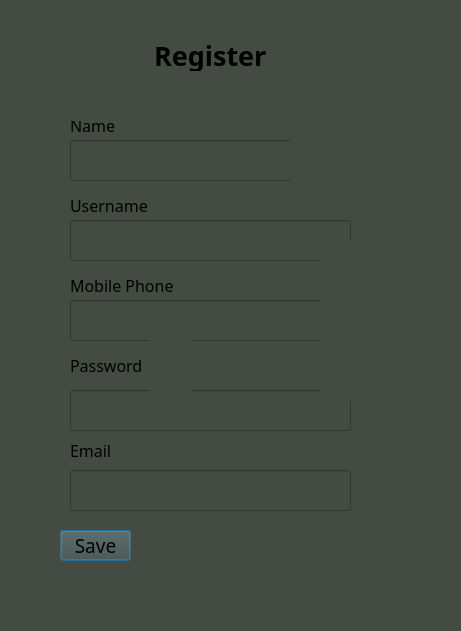
Old version of the form registeration.ui in the repository afsharz/Zombie-vs-Plant.
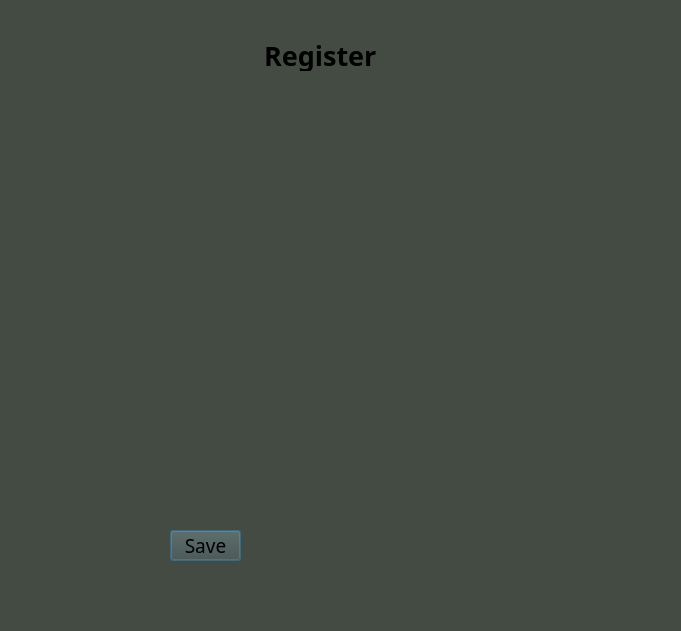
New version of the form. Icons and pictures are not drawn.

The edit to the form file:
```diff
--- a/registeration.ui
+++ b/registeration.ui
@@ -6,7 +6,7 @@
    <rect>
     <x>0</x>
     <y>0</y>
-    <width>461</width>
+    <width>681</width>
     <height>631</height>
    </rect>
   </property>
@@ -19,7 +19,7 @@
   <widget class="QLabel" name="label">
    <property name="geometry">
     <rect>
-     <x>10</x>
+     <x>120</x>
      <y>20</y>
      <width>441</width>
      <height>591</height>
@@ -38,62 +38,13 @@
     <string/>
    </property>
   </widget>
-  <widget class="QLabel" name="label_3">
-   <property name="enabled">
-    <bool>true</bool>
-   </property>
-   <property name="geometry">
-    <rect>
-     <x>70</x>
-     <y>190</y>
-     <width>161</width>
-     <height>31</height>
-    </rect>
-   </property>
-   <property name="font">
-    <font>
-     <family>Source Code Pro Medium</family>
-     <pointsize>12</pointsize>
-    </font>
-   </property>
-   <property name="frameShape">
-    <enum>QFrame::NoFrame</enum>
-   </property>
-   <property name="frameShadow">
-    <enum>QFrame::Plain</enum>
-   </property>
-   <property name="lineWidth">
-    <number>1</number>
-   </property>
-   <property name="midLineWidth">
-    <number>0</number>
-   </property>
-   <property name="text">
-    <string>Username</string>
-   </property>
-   <property name="textFormat">
-    <enum>Qt::PlainText</enum>
-   </property>
-   <property name="scaledContents">
-    <bool>false</bool>
-   </property>
-   <property name="wordWrap">
-    <bool>false</bool>
-   </property>
-   <property name="indent">
-    <number>-1</number>
-   </property>
-   <property name="openExternalLinks">
-    <bool>false</bool>
-   </property>
-  </widget>
   <widget class="QLabel" name="label_2">
    <property name="enabled">
     <bool>true</bool>
    </property>
    <property name="geometry">
     <rect>
-     <x>140</x>
+     <x>250</x>
      <y>40</y>
      <width>161</width>
      <height>31</height>
@@ -137,64 +88,20 @@
     <bool>false</bool>
    </property>
   </widget>
-  <widget class="QLabel" name="label_4">
-   <property name="enabled">
-    <bool>true</bool>
-   </property>
-   <property name="geometry">
-    <rect>
-     <x>70</x>
-     <y>110</y>
-     <width>161</width>
-     <height>31</height>
-    </rect>
-   </property>
-   <property name="font">
-    <font>
-     <family>Source Code Pro Medium</family>
-     <pointsize>12</pointsize>
-    </font>
-   </property>
-   <property name="frameShape">
-    <enum>QFrame::NoFrame</enum>
-   </property>
-   <property name="frameShadow">
-    <enum>QFrame::Plain</enum>
-   </property>
-   <property name="lineWidth">
-    <number>1</number>
-   </property>
-   <property name="midLineWidth">
-    <number>0</number>
-   </property>
-   <property name="text">
-    <string>Name</string>
-   </property>
-   <property name="textFormat">
-    <enum>Qt::PlainText</enum>
-   </property>
-   <property name="scaledContents">
-    <bool>false</bool>
-   </property>
-   <property name="wordWrap">
-    <bool>false</bool>
-   </property>
-   <property name="indent">
-    <number>-1</number>
-   </property>
-   <property name="openExternalLinks">
-    <bool>false</bool>
-   </property>
-  </widget>
   <widget class="QLineEdit" name="lineEdit">
    <property name="geometry">
     <rect>
-     <x>70</x>
-     <y>140</y>
+     <x>180</x>
+     <y>160</y>
      <width>281</width>
      <height>41</height>
     </rect>
    </property>
+   <property name="font">
+    <font>
+     <pointsize>11</pointsize>
+    </font>
+   </property>
    <property name="cursor">
     <cursorShape>IBeamCursor</cursorShape>
    </property>
@@ -208,204 +115,81 @@
     <string notr="true"/>
    </property>
    <property name="frame">
-    <bool>true</bool>
+    <bool>false</bool>
    </property>
   </widget>
   <widget class="QLineEdit" name="lineEdit_3">
    <property name="geometry">
     <rect>
-     <x>70</x>
-     <y>220</y>
+     <x>180</x>
+     <y>230</y>
      <width>281</width>
      <height>41</height>
     </rect>
    </property>
-  </widget>
-  <widget class="QLabel" name="label_5">
-   <property name="enabled">
-    <bool>true</bool>
-   </property>
-   <property name="geometry">
-    <rect>
-     <x>70</x>
-     <y>270</y>
-     <width>161</width>
-     <height>31</height>
-    </rect>
-   </property>
    <property name="font">
     <font>
-     <family>Source Code Pro Medium</family>
-     <pointsize>12</pointsize>
+     <pointsize>11</pointsize>
     </font>
    </property>
-   <property name="frameShape">
-    <enum>QFrame::NoFrame</enum>
-   </property>
-   <property name="frameShadow">
-    <enum>QFrame::Plain</enum>
-   </property>
-   <property name="lineWidth">
-    <number>1</number>
-   </property>
-   <property name="midLineWidth">
-    <number>0</number>
-   </property>
-   <property name="text">
-    <string>Mobile Phone</string>
-   </property>
-   <property name="textFormat">
-    <enum>Qt::PlainText</enum>
-   </property>
-   <property name="scaledContents">
-    <bool>false</bool>
-   </property>
-   <property name="wordWrap">
-    <bool>false</bool>
-   </property>
-   <property name="indent">
-    <number>-1</number>
-   </property>
-   <property name="openExternalLinks">
+   <property name="frame">
     <bool>false</bool>
    </property>
   </widget>
   <widget class="QLineEdit" name="lineEdit_4">
    <property name="geometry">
     <rect>
-     <x>70</x>
+     <x>180</x>
      <y>300</y>
      <width>281</width>
      <height>41</height>
     </rect>
    </property>
+   <property name="font">
+    <font>
+     <pointsize>11</pointsize>
+    </font>
+   </property>
    <property name="styleSheet">
     <string notr="true"/>
    </property>
+   <property name="frame">
+    <bool>false</bool>
+   </property>
   </widget>
   <widget class="QLineEdit" name="lineEdit_5">
    <property name="geometry">
     <rect>
-     <x>70</x>
+     <x>180</x>
      <y>390</y>
      <width>281</width>
      <height>41</height>
     </rect>
    </property>
+   <property name="font">
+    <font>
+     <pointsize>11</pointsize>
+    </font>
+   </property>
+   <property name="frame">
+    <bool>false</bool>
+   </property>
    <property name="echoMode">
     <enum>QLineEdit::Password</enum>
    </property>
   </widget>
-  <widget class="QLabel" name="label_6">
-   <property name="enabled">
-    <bool>true</bool>
-   </property>
-   <property name="geometry">
-    <rect>
-     <x>70</x>
-     <y>350</y>
-     <width>161</width>
-     <height>31</height>
-    </rect>
-   </property>
-   <property name="font">
-    <font>
-     <family>Source Code Pro Medium</family>
-     <pointsize>12</pointsize>
-    </font>
-   </property>
-   <property name="frameShape">
-    <enum>QFrame::NoFrame</enum>
-   </property>
-   <property name="frameShadow">
-    <enum>QFrame::Plain</enum>
-   </property>
-   <property name="lineWidth">
-    <number>1</number>
-   </property>
-   <property name="midLineWidth">
-    <number>0</number>
-   </property>
-   <property name="text">
-    <string>Password</string>
-   </property>
-   <property name="textFormat">
-    <enum>Qt::PlainText</enum>
-   </property>
-   <property name="scaledContents">
-    <bool>false</bool>
-   </property>
-   <property name="wordWrap">
-    <bool>false</bool>
-   </property>
-   <property name="indent">
-    <number>-1</number>
-   </property>
-   <property name="openExternalLinks">
-    <bool>false</bool>
-   </property>
-  </widget>
-  <widget class="QLabel" name="label_7">
-   <property name="enabled">
-    <bool>true</bool>
-   </property>
-   <property name="geometry">
-    <rect>
-     <x>70</x>
-     <y>440</y>
-     <width>161</width>
-     <height>21</height>
-    </rect>
-   </property>
-   <property name="font">
-    <font>
-     <family>Source Code Pro Medium</family>
-     <pointsize>12</pointsize>
-    </font>
-   </property>
-   <property name="frameShape">
-    <enum>QFrame::NoFrame</enum>
-   </property>
-   <property name="frameShadow">
-    <enum>QFrame::Plain</enum>
-   </property>
-   <property name="lineWidth">
-    <number>1</number>
-   </property>
-   <property name="midLineWidth">
-    <number>0</number>
-   </property>
-   <property name="text">
-    <string>Email</string>
-   </property>
-   <property name="textFormat">
-    <enum>Qt::PlainText</enum>
-   </property>
-   <property name="scaledContents">
-    <bool>false</bool>
-   </property>
-   <property name="wordWrap">
-    <bool>false</bool>
-   </property>
-   <property name="indent">
-    <number>-1</number>
-   </property>
-   <property name="openExternalLinks">
-    <bool>false</bool>
-   </property>
-  </widget>
   <widget class="QLabel" name="label_8">
    <property name="geometry">
     <rect>
-     <x>70</x>
-     <y>90</y>
+     <x>170</x>
+     <y>120</y>
      <width>281</width>
      <height>31</height>
     </rect>
    </property>
    <property name="font">
     <font>
-     <pointsize>10</pointsize>
+     <pointsize>11</pointsize>
     </font>
    </property>
    <property name="text">
@@ -415,7 +199,7 @@
   <widget class="QLabel" name="label_9">
    <property name="geometry">
     <rect>
-     <x>240</x>
+     <x>350</x>
      <y>520</y>
      <width>91</width>
      <height>91</height>
@@ -431,7 +215,7 @@
   <widget class="QLabel" name="label_11">
    <property name="geometry">
     <rect>
-     <x>290</x>
+     <x>400</x>
      <y>30</y>
      <width>161</width>
      <height>171</height>
@@ -447,7 +231,7 @@
   <widget class="QLabel" name="label_10">
    <property name="geometry">
     <rect>
-     <x>90</x>
+     <x>200</x>
      <y>10</y>
      <width>51</width>
      <height>91</height>
@@ -463,7 +247,7 @@
   <widget class="QLabel" name="label_13">
    <property name="geometry">
     <rect>
-     <x>150</x>
+     <x>260</x>
      <y>340</y>
      <width>41</width>
      <height>61</height>
@@ -479,7 +263,7 @@
   <widget class="QLabel" name="label_12">
    <property name="geometry">
     <rect>
-     <x>330</x>
+     <x>440</x>
      <y>440</y>
      <width>121</width>
      <height>161</height>
@@ -495,7 +279,7 @@
   <widget class="QLabel" name="label_15">
    <property name="geometry">
     <rect>
-     <x>40</x>
+     <x>150</x>
      <y>40</y>
      <width>51</width>
      <height>61</height>
@@ -511,12 +295,20 @@
   <widget class="QLineEdit" name="lineEdit_6">
    <property name="geometry">
     <rect>
-     <x>70</x>
-     <y>470</y>
+     <x>180</x>
+     <y>460</y>
      <width>281</width>
      <height>41</height>
     </rect>
    </property>
+   <property name="font">
+    <font>
+     <pointsize>11</pointsize>
+    </font>
+   </property>
+   <property name="frame">
+    <bool>false</bool>
+   </property>
    <property name="echoMode">
     <enum>QLineEdit::Password</enum>
    </property>
@@ -524,7 +316,7 @@
   <widget class="QLabel" name="label_14">
    <property name="geometry">
     <rect>
-     <x>320</x>
+     <x>430</x>
      <y>240</y>
      <width>121</width>
      <height>161</height>
@@ -540,7 +332,7 @@
   <widget class="QPushButton" name="pushButton_3">
    <property name="geometry">
     <rect>
-     <x>60</x>
+     <x>170</x>
      <y>530</y>
      <width>71</width>
      <height>31</height>
```
